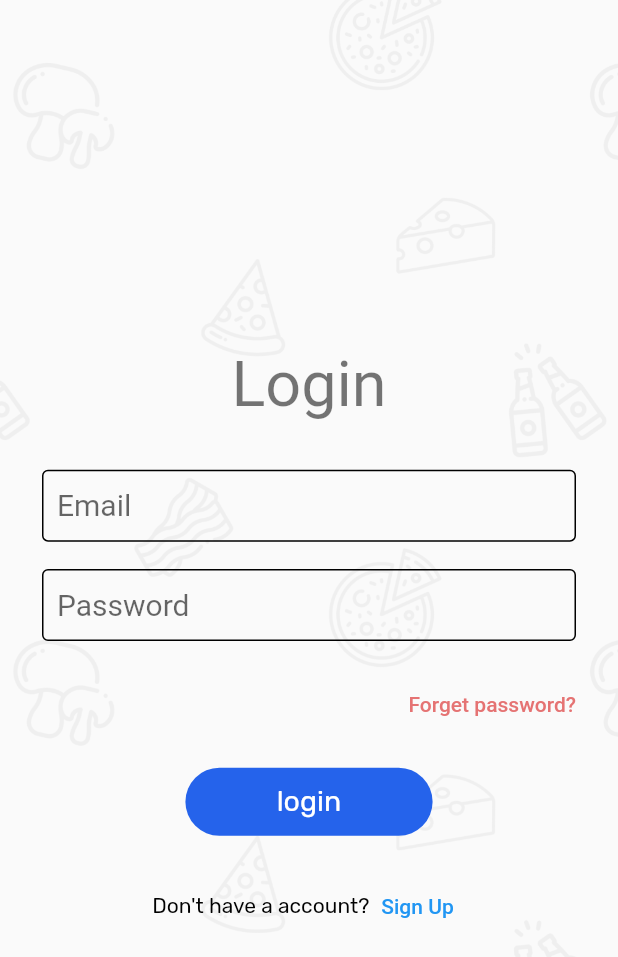
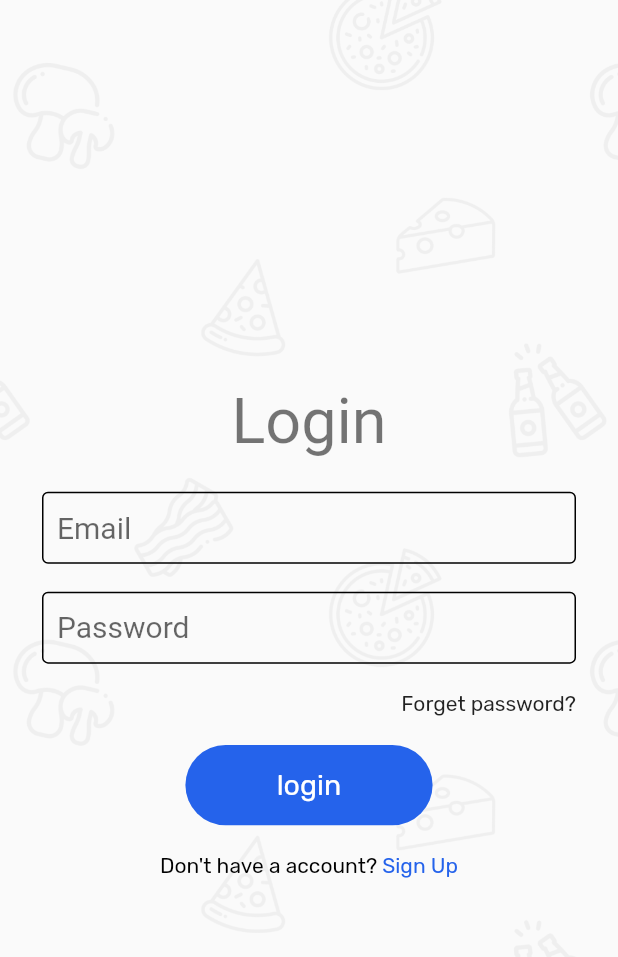
Before and after one commit to YadavGulshan/cuisine_app, a Flutter app: the screen it shows after launch, after a tap on "Get Started", on a phone screen of 412 x 824 dp. Shown: the top 957 px of the screen. Run offline on Flutter 3.47's test engine with Material 2 defaults, Android fonts, the phone set to English and light mode, and no system bars; our stand-ins replace badges, cached_network_image, email_validator, flutter_secure_storage, geocoding, geolocator and 6 more; missing offline and left inert: dart:ffi, flutter_appauth; Roboto replaces fonts that are missing (ribik).

Commit message:
UI rectification

```diff
--- a/lib/screens/auth/login.dart
+++ b/lib/screens/auth/login.dart
@@ -1,5 +1,6 @@
 import 'package:cuisine_app/constants.dart';
 import 'package:flutter/material.dart';
+import 'package:email_validator/email_validator.dart';
 
 class LoginPage extends StatelessWidget {
   LoginPage({Key? key}) : super(key: key);
@@ -18,18 +19,8 @@ class LoginPage extends StatelessWidget {
             ),
           ),
           child: Column(
-            crossAxisAlignment: CrossAxisAlignment.center,
             mainAxisAlignment: MainAxisAlignment.center,
             children: [
-              // SafeArea(
-              //   child: Container(
-              //     height: screen.height * 0.35,
-              //     decoration: const BoxDecoration(
-              //         image: DecorationImage(
-              //             image: AssetImage("assets/burger.jpg"),
-              //             fit: BoxFit.cover)),
-              //   ),
-              // ),
               SafeArea(
                 child: Container(
                   height: screen.height * 0.45,
@@ -40,8 +31,6 @@ class LoginPage extends StatelessWidget {
                   ),
                   decoration: BoxDecoration(
                     borderRadius: BorderRadius.circular(14),
-                    // color: Colors.white,
-                    // border: Border.all(width: 0.1)
                   ),
                   child: Form(
                     key: _formKey,
@@ -52,38 +41,55 @@ class LoginPage extends StatelessWidget {
                         Center(
                           child: Padding(
                             padding: const EdgeInsets.only(
-                                bottom: 14, left: 14, top: 4, right: 14),
+                                bottom: 4, left: 14, top: 4, right: 14),
                             child: Text(
                               "Login",
                               style: Theme.of(context).textTheme.headline1,
                             ),
                           ),
                         ),
-                        textfield("Email", "Please enter your Email", "Email"),
+                        Padding(
+                          padding: const EdgeInsets.only(
+                            left: 14,
+                            right: 14,
+                          ),
+                          child: TextFormField(
+                            style: const TextStyle(fontSize: 20),
+                            obscureText: false,
+                            decoration: const InputDecoration(
+                              contentPadding: EdgeInsets.all(10),
+                              enabled: true,
+                              label: Text("Email"),
+                              alignLabelWithHint: true,
+                              hintText: "Email",
+                              focusedBorder: OutlineInputBorder(
+                                borderSide:
+                                    BorderSide(color: primaryColor, width: 2.0),
+                              ),
+                              enabledBorder: OutlineInputBorder(
+                                borderSide:
+                                    BorderSide(color: Colors.black, width: 1.0),
+                              ),
+                            ),
+                            validator: (value) =>
+                                EmailValidator.validate(value!)
+                                    ? null
+                                    : "Please enter a valid email",
+                          ),
+                        ),
                         textfield("Password", "Please enter your password",
-                            "Password"),
+                            "Password", true),
                         Align(
                           alignment: Alignment.centerRight,
                           child: Padding(
                               padding: const EdgeInsets.only(
-                              left: 14,
                                 right: 14,
                               ),
-                            child: TextButton(
-                                style: ButtonStyle(
-                                  foregroundColor: MaterialStateProperty.all(
-                                      Colors.red[300]),
-                                  padding: MaterialStateProperty.all(
-                                    const EdgeInsets.all(0),
-                                  ),
-                                ),
-                                onPressed: () {},
-                                child: const Text("Forget password?")),
-                          ),
+                              child: InkWell(
+                                  onTap: () {},
+                                  child: const Text("Forget password?"))),
                         ),
                         Center(
-                          child: Padding(
-                            padding: const EdgeInsets.only(bottom: 5),
                           child: InkWell(
                             onTap: () {
                               if (_formKey.currentState!.validate()) {
@@ -94,12 +100,11 @@ class LoginPage extends StatelessWidget {
                               }
                             },
                             child: Container(
-                                height: screen.height * 0.055,
+                              height: screen.height * 0.065,
                               width: screen.width * 0.4,
                               decoration: BoxDecoration(
                                 borderRadius: BorderRadius.circular(30),
                                 color: primaryColor,
-                                  // color: Color(0xFFefefef),
                               ),
                               child: const Center(
                                 child: Text(
@@ -113,26 +118,25 @@ class LoginPage extends StatelessWidget {
                             ),
                           ),
                         ),
+                        Row(
+                          mainAxisAlignment: MainAxisAlignment.center,
+                          children: [
+                            const Text(
+                              "Don't have a account? ",
+                              style: TextStyle(color: Colors.black),
+                            ),
+                            InkWell(
+                                onTap: () {},
+                                child: const Text(
+                                  "Sign Up",
+                                  style: TextStyle(color: primaryColor),
+                                ))
+                          ],
                         ),
                       ],
                     ),
                   ),
                 ),
-              ),
-              Row(
-                mainAxisAlignment: MainAxisAlignment.center,
-                children: [
-                  const Text(
-                    "Don't have a account?",
-                    style: TextStyle(color: Colors.black),
-                  ),
-                  TextButton(
-                      onPressed: () {},
-                      child: const Text(
-                        "Sign Up",
-                        style: TextStyle(color: Colors.blue),
-                      ))
-                ],
               ),
             ],
           ),
@@ -141,7 +145,8 @@ class LoginPage extends StatelessWidget {
     );
   }
 
-  Padding textfield(String hint, String validatorString, String label) {
+  Padding textfield(
+      String hint, String validatorString, String label, bool isobsecure) {
     return Padding(
       padding: const EdgeInsets.only(
         left: 14,
@@ -149,7 +154,7 @@ class LoginPage extends StatelessWidget {
       ),
       child: TextFormField(
         style: const TextStyle(fontSize: 20),
-        obscureText: true,
+        obscureText: isobsecure,
         decoration: InputDecoration(
           contentPadding: const EdgeInsets.all(10),
           enabled: true,
@@ -157,7 +162,7 @@ class LoginPage extends StatelessWidget {
           alignLabelWithHint: true,
           hintText: hint,
           focusedBorder: const OutlineInputBorder(
-            borderSide: BorderSide(color: Colors.greenAccent, width: 5.0),
+            borderSide: BorderSide(color: primaryColor, width: 2.0),
           ),
           enabledBorder: const OutlineInputBorder(
             borderSide: BorderSide(color: Colors.black, width: 1.0),
--- a/pubspec.yaml
+++ b/pubspec.yaml
@@ -53,6 +53,7 @@ dependencies:
   cached_network_image: ^3.1.0
   shimmer: ^2.0.0
   optimized_cached_image: ^3.0.0
+  email_validator: ^2.0.1
 
 dev_dependencies:
   flutter_test:
```
Also changed, not shown: pubspec.lock. Lines whose indentation alone changed are shown as unchanged.
